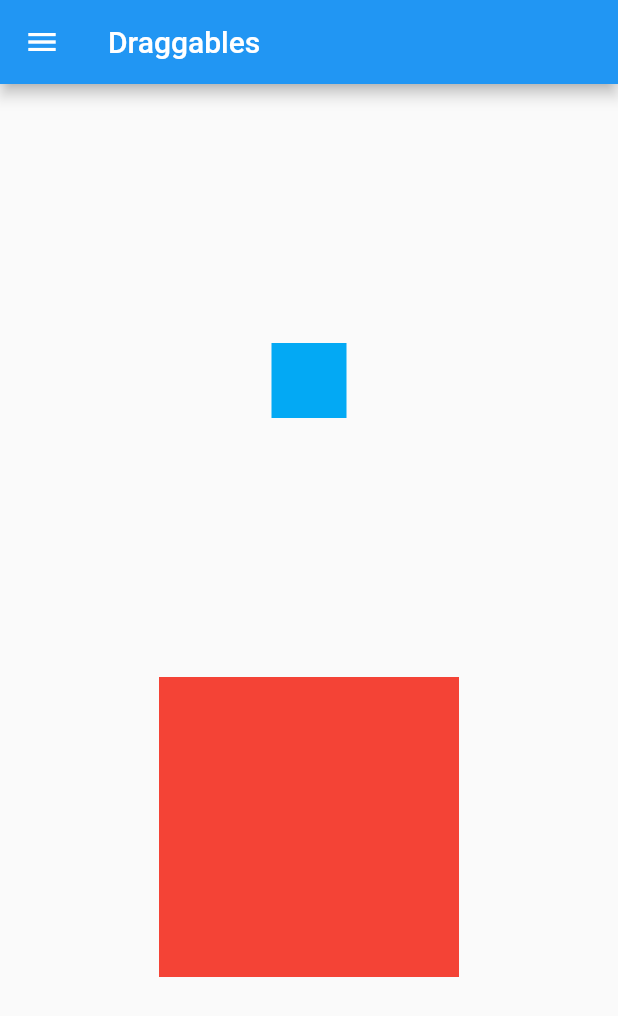
After one commit to sssloba/flutter-widgets-demo, a Flutter app: the Draggables screen opened directly, on a phone screen of 412 x 824 dp. The commit adds this screen. Shown: the top 1016 px of the screen. Run offline on Flutter 3.47's test engine with Material 2 defaults, Android fonts, the phone set to English and light mode, and no system bars.

Commit message:
draggables_demo_screen

```diff
--- /dev/null
+++ b/lib/screens/draggables.dart
@@ -0,0 +1,68 @@
+import 'package:flutter/material.dart';
+import 'package:flutter_widgets_demo/widgets/app_drawer.dart';
+
+class Draggables extends StatefulWidget {
+  const Draggables({Key? key}) : super(key: key);
+
+  @override
+  _DraggablesState createState() => _DraggablesState();
+}
+
+class _DraggablesState extends State<Draggables> {
+  double _targetSize = 200.0;
+  Color _targetColor = Colors.red;
+  @override
+  Widget build(BuildContext context) {
+    return Scaffold(
+      drawer: const AppDrawer(),
+      appBar: AppBar(
+        title: const Text('Draggables'),
+      ),
+      body: Center(
+        child: Column(
+          mainAxisAlignment: MainAxisAlignment.spaceEvenly,
+          children: [
+            Draggable<Color>(
+              data: Colors.cyan,
+              child: Container(
+                color: Colors.lightBlue,
+                width: 50.0,
+                height: 50.0,
+              ),
+              childWhenDragging: Container(
+                width: 100.0,
+                height: 100.0,
+                color: Colors.grey,
+              ),
+              feedback: Container(
+                color: Colors.amber[200],
+                height: 80.0,
+                width: 80.0,
+              ),
+            ),
+            DragTarget(
+                onAccept: (data) => setState(() {
+                      _targetSize = 20.0;
+                      _targetColor = Colors.green;
+                    }),
+                onLeave: (data) => setState(() {
+                      _targetSize = 200.0;
+                      _targetColor = Colors.red;
+                    }),
+                onMove: (details) => setState(() {
+                      _targetColor = Colors.orange;
+                    }),
+                builder: (BuildContext context, List<Object?> candidates,
+                    List<dynamic> rejects) {
+                  return Container(
+                    width: _targetSize,
+                    height: _targetSize,
+                    color: _targetColor,
+                  );
+                }),
+          ],
+        ),
+      ),
+    );
+  }
+}
--- a/lib/widgets/app_drawer.dart
+++ b/lib/widgets/app_drawer.dart
@@ -1,5 +1,6 @@
 import 'package:flutter/material.dart';
 import 'package:flutter_widgets_demo/screens/animated_cross_fade_demo.dart';
+import 'package:flutter_widgets_demo/screens/draggables.dart';
 import 'package:flutter_widgets_demo/screens/home_page.dart';
 import 'package:flutter_widgets_demo/screens/slivers.dart';
 import 'package:flutter_widgets_demo/widgets/drawer_tile.dart';
@@ -15,6 +16,7 @@ class AppDrawer extends StatelessWidget {
           DrawerTile('Home Page', HomePage()),
           DrawerTile('Animated Cross Fade', AnimatedCrossFadeDemo()),
           DrawerTile('Slivers', Slivers()),
+          DrawerTile('Draggable', Draggables()),
         ],
       ),
     );
```
